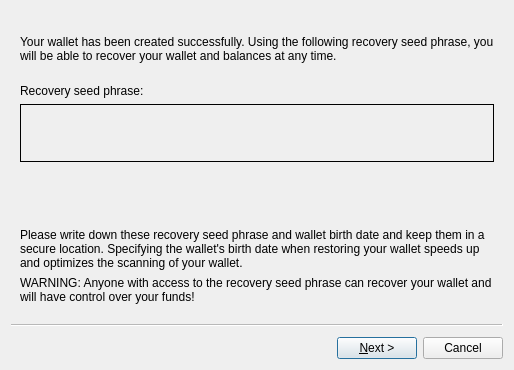
First picture: the form in src/qt/forms/notifymnemonic.ui, repository firoorg/firo, before the edit.
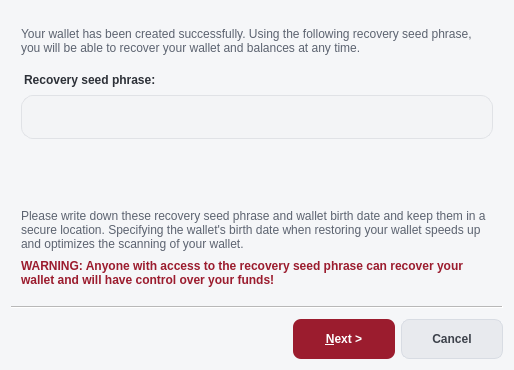
Second picture: the form after the edit.

What changed in the file:
```diff
--- a/src/qt/forms/notifymnemonic.ui
+++ b/src/qt/forms/notifymnemonic.ui
@@ -25,6 +25,81 @@
         <property name="options">
             <set>QWizard::NoBackButtonOnStartPage</set>
         </property>
+        <property name="styleSheet">
+            <string notr="true">QWizard#NotifyMnemonic {
+  background-color: #F5F6F8;
+}
+QWizard#NotifyMnemonic QLabel {
+  background-color: transparent;
+  font-family: 'Source Sans Pro', 'Segoe UI', sans-serif;
+  font-size: 12px;
+  color: #5c6370;
+}
+QWizard#NotifyMnemonic QLabel#textLabel4 {
+  color: #2d3138;
+  font-weight: 600;
+  font-size: 12px;
+  margin-top: 2px;
+}
+QWizard#NotifyMnemonic QLabel#walletBirthDate {
+  color: #3d4a5c;
+  font-size: 12px;
+  font-weight: 500;
+}
+QWizard#NotifyMnemonic QLabel#textLabel3 {
+  color: #9b1c2e;
+  font-weight: 600;
+  font-size: 12px;
+}
+QWizard#NotifyMnemonic QLabel#mnemonic {
+  color: #1c1e22;
+  font-size: 13px;
+  font-weight: 500;
+  letter-spacing: 0.02em;
+  padding: 4px 2px;
+}
+QWizard#NotifyMnemonic QFrame#mnemonicBox {
+  background-color: #f3f4f6;
+  border: 1px solid #e0e2e6;
+  border-radius: 12px;
+}
+QWizard#NotifyMnemonic QTextEdit#words {
+  border: 1px solid #dfe2e8;
+  border-radius: 8px;
+  background-color: #f3f4f6;
+  color: #1c1e22;
+  font-size: 12px;
+  font-family: 'Source Sans Pro', 'Segoe UI', sans-serif;
+  padding: 8px;
+  selection-background-color: #9b1c2e;
+}
+QWizard#NotifyMnemonic QTextEdit#words:focus {
+  border: 1px solid #9b1c2e;
+  background-color: #ffffff;
+}
+QWizard#NotifyMnemonic QPushButton {
+  min-height: 28px;
+  min-width: 72px;
+  border-radius: 8px;
+  font-size: 12px;
+  font-weight: 600;
+  padding: 5px 14px;
+  background-color: #e8eaee;
+  color: #3d424b;
+  border: 1px solid #d8dce3;
+}
+QWizard#NotifyMnemonic QPushButton:hover {
+  background-color: #dde0e6;
+}
+QWizard#NotifyMnemonic QPushButton:default {
+  background-color: #9b1c2e;
+  color: #ffffff;
+  border: none;
+}
+QWizard#NotifyMnemonic QPushButton:default:hover {
+  background-color: #7c1624;
+}</string>
+        </property>
         <widget class="QWizardPage" name="wizardPage1">
             <property name="sizePolicy">
                 <sizepolicy hsizetype="MinimumExpanding" vsizetype="MinimumExpanding">
@@ -33,6 +108,21 @@
                 </sizepolicy>
             </property>
             <layout class="QVBoxLayout" name="verticalLayout">
+                <property name="spacing">
+                    <number>8</number>
+                </property>
+                <property name="leftMargin">
+                    <number>10</number>
+                </property>
+                <property name="topMargin">
+                    <number>8</number>
+                </property>
+                <property name="rightMargin">
+                    <number>10</number>
+                </property>
+                <property name="bottomMargin">
+                    <number>8</number>
+                </property>
                 <item>
                     <widget class="QLabel" name="textLabel">
                         <property name="sizePolicy">
@@ -68,9 +158,27 @@
                             </sizepolicy>
                         </property>
                         <property name="frameShape">
-                            <enum>QFrame::Box</enum>
+                            <enum>QFrame::NoFrame</enum>
+                        </property>
+                        <property name="frameShadow">
+                            <enum>QFrame::Plain</enum>
                         </property>
                         <layout class="QVBoxLayout" name="horizontalLayout">
+                            <property name="spacing">
+                                <number>0</number>
+                            </property>
+                            <property name="leftMargin">
+                                <number>10</number>
+                            </property>
+                            <property name="topMargin">
+                                <number>8</number>
+                            </property>
+                            <property name="rightMargin">
+                                <number>10</number>
+                            </property>
+                            <property name="bottomMargin">
+                                <number>8</number>
+                            </property>
                             <item>
                                 <widget class="QLabel" name="mnemonic">
                                     <property name="alignment">
```
Left out of the diff: 23 changed lines with no effect on the pictures.
